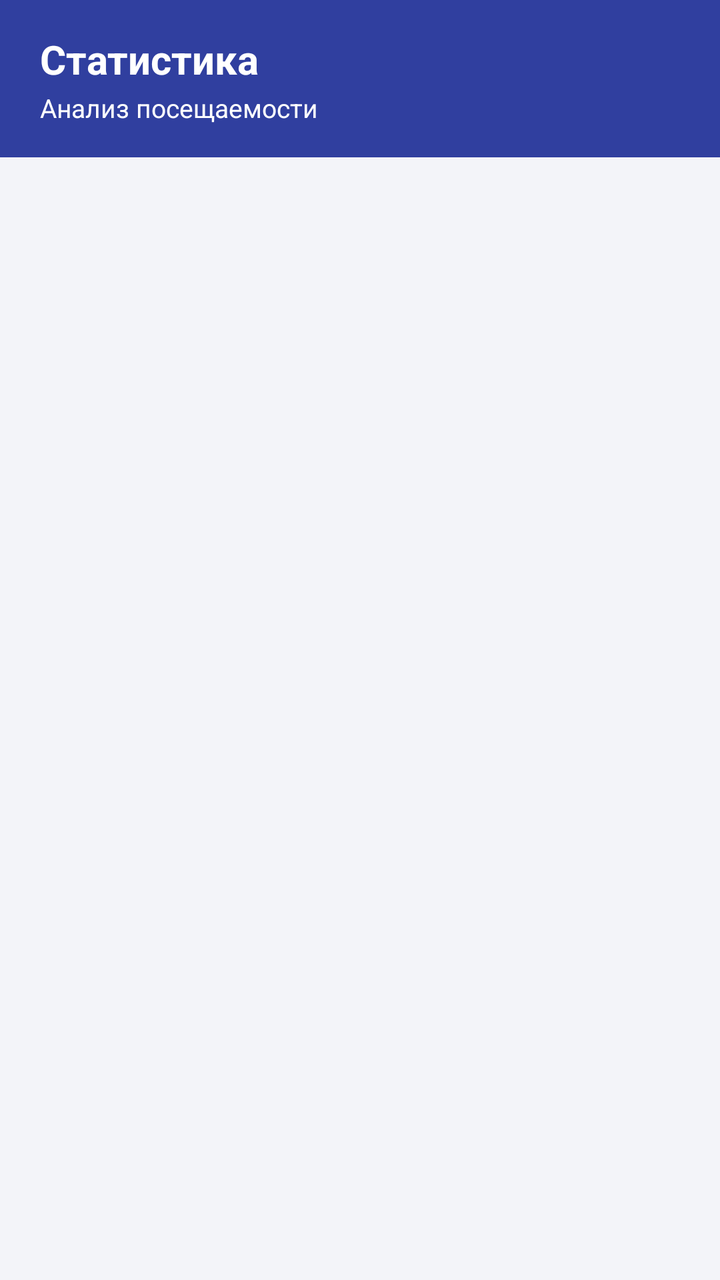
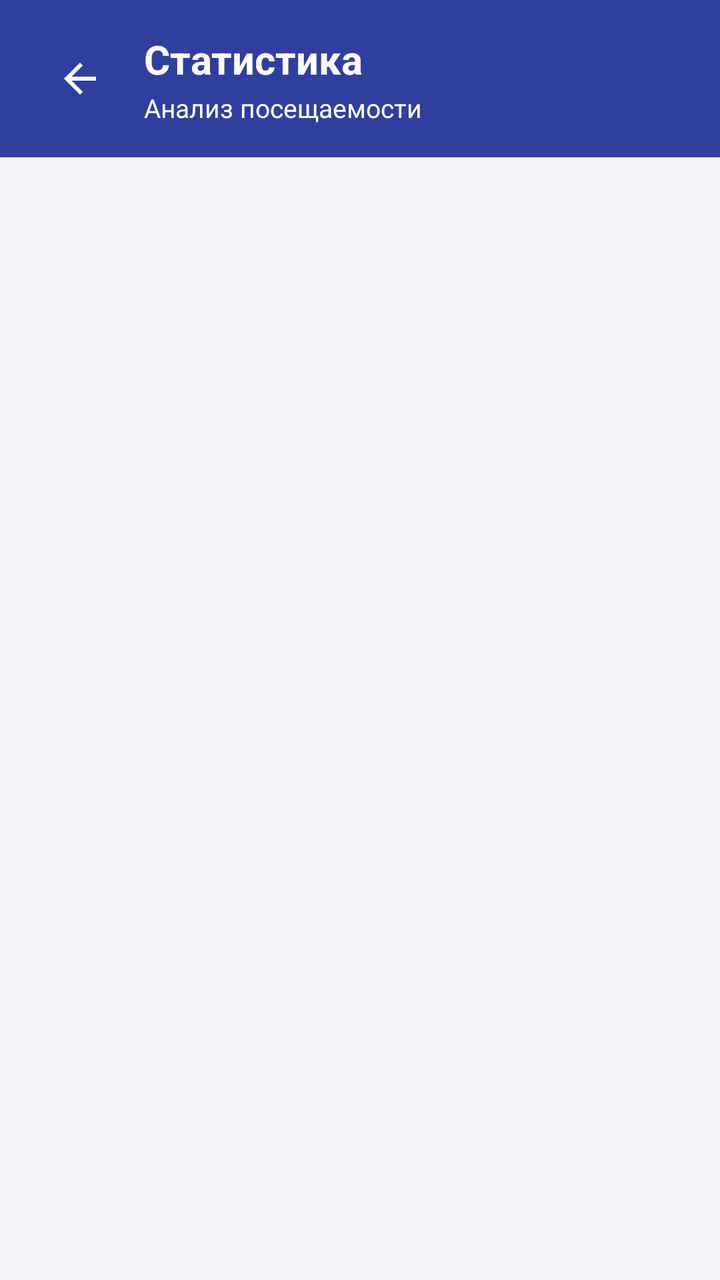

Before-and-after screenshots of an Android layout around one commit, followed by the original layout XML and the change that was made.
<!-- AndroidManifest.xml: application theme Theme.AttendanceControl -->
<!-- res/layout/activity_statistics.xml -->
<?xml version="1.0" encoding="utf-8"?>
<LinearLayout xmlns:android="http://schemas.android.com/apk/res/android"
    android:layout_width="match_parent"
    android:layout_height="match_parent"
    android:orientation="vertical"
    android:background="?android:attr/colorBackground">

    
    <LinearLayout
        android:id="@+id/headerLayout"
        android:layout_width="match_parent"
        android:layout_height="wrap_content"
        android:orientation="vertical"
        android:background="@color/header_bg"
        android:paddingStart="20dp"
        android:paddingEnd="20dp"
        android:paddingTop="16dp"
        android:paddingBottom="16dp">

        <TextView
            android:layout_width="wrap_content"
            android:layout_height="wrap_content"
            android:text="Статистика"
            android:textSize="20sp"
            android:textStyle="bold"
            android:textColor="@color/header_title" />

        <TextView
            android:layout_width="wrap_content"
            android:layout_height="wrap_content"
            android:text="Анализ посещаемости"
            android:textSize="13sp"
            android:textColor="@color/header_subtitle"
            android:layout_marginTop="2dp" />
    </LinearLayout>

    
    <ProgressBar
        android:id="@+id/progressBar"
        android:layout_width="wrap_content"
        android:layout_height="wrap_content"
        android:layout_gravity="center_horizontal"
        android:layout_marginTop="40dp"
        android:visibility="visible" />

    
    <LinearLayout
        android:id="@+id/layoutEmpty"
        android:layout_width="match_parent"
        android:layout_height="0dp"
        android:layout_weight="1"
        android:gravity="center"
        android:orientation="vertical"
        android:visibility="gone"
        android:padding="32dp">

        <TextView
            android:layout_width="wrap_content"
            android:layout_height="wrap_content"
            android:text="Нет данных"
            android:textSize="20sp"
            android:textStyle="bold"
            android:textColor="?android:attr/textColorPrimary"
            android:gravity="center" />

        <TextView
            android:layout_width="wrap_content"
            android:layout_height="wrap_content"
            android:text="Сохраните посещаемость на экране «Занятие», чтобы здесь появилась статистика."
            android:textSize="14sp"
            android:textColor="?android:attr/textColorSecondary"
            android:gravity="center"
            android:lineSpacingMultiplier="1.4"
            android:layout_marginTop="8dp" />
    </LinearLayout>

    
    <ScrollView
        android:id="@+id/layoutContent"
        android:layout_width="match_parent"
        android:layout_height="0dp"
        android:layout_weight="1"
        android:visibility="gone"
        android:fillViewport="true">

        <LinearLayout
            android:layout_width="match_parent"
            android:layout_height="wrap_content"
            android:orientation="vertical"
            android:padding="16dp">

            
            <TextView
                android:layout_width="wrap_content"
                android:layout_height="wrap_content"
                android:text="Сводка"
                android:textSize="15sp"
                android:textStyle="bold"
                android:textColor="?android:attr/textColorSecondary"
                android:letterSpacing="0.08"
                android:layout_marginBottom="8dp" />

            
            <LinearLayout
                android:id="@+id/layoutCards"
                android:layout_width="match_parent"
                android:layout_height="wrap_content"
                android:orientation="horizontal"
                android:layout_marginBottom="20dp">

                
                <LinearLayout
                    android:id="@+id/cardPresent"
                    android:layout_width="0dp"
                    android:layout_height="wrap_content"
                    android:layout_weight="1"
                    android:orientation="vertical"
                    android:background="@drawable/bg_stat_card"
                    android:padding="14dp"
                    android:gravity="center"
                    android:layout_marginEnd="6dp">

                    <TextView
                        android:id="@+id/tvPresentCount"
                        android:layout_width="wrap_content"
                        android:layout_height="wrap_content"
                        android:text="0"
                        android:textSize="26sp"
                        android:textStyle="bold"
                        android:textColor="@color/stat_present_text" />

                    <TextView
                        android:layout_width="wrap_content"
                        android:layout_height="wrap_content"
                        android:text="Присутствовал"
                        android:textSize="11sp"
                        android:textColor="?android:attr/textColorSecondary"
                        android:gravity="center"
                        android:layout_marginTop="2dp" />
                </LinearLayout>

                
                <LinearLayout
                    android:id="@+id/cardAbsent"
                    android:layout_width="0dp"
                    android:layout_height="wrap_content"
                    android:layout_weight="1"
                    android:orientation="vertical"
                    android:background="@drawable/bg_stat_card"
                    android:padding="14dp"
                    android:gravity="center"
                    android:layout_marginStart="6dp"
                    android:layout_marginEnd="6dp">

                    <TextView
                        android:id="@+id/tvAbsentCount"
                        android:layout_width="wrap_content"
                        android:layout_height="wrap_content"
                        android:text="0"
                        android:textSize="26sp"
                        android:textStyle="bold"
                        android:textColor="@color/stat_absent_text" />

                    <TextView
                        android:layout_width="wrap_content"
                        android:layout_height="wrap_content"
                        android:text="Отсутствовал"
                        android:textSize="11sp"
                        android:textColor="?android:attr/textColorSecondary"
                        android:gravity="center"
                        android:layout_marginTop="2dp" />
                </LinearLayout>

                
                <LinearLayout
                    android:id="@+id/cardLate"
                    android:layout_width="0dp"
                    android:layout_height="wrap_content"
                    android:layout_weight="1"
                    android:orientation="vertical"
                    android:background="@drawable/bg_stat_card"
                    android:padding="14dp"
                    android:gravity="center"
                    android:layout_marginStart="6dp">

                    <TextView
                        android:id="@+id/tvLateCount"
                        android:layout_width="wrap_content"
                        android:layout_height="wrap_content"
                        android:text="0"
                        android:textSize="26sp"
                        android:textStyle="bold"
                        android:textColor="@color/stat_late_text" />

                    <TextView
                        android:layout_width="wrap_content"
                        android:layout_height="wrap_content"
                        android:text="Опоздал"
                        android:textSize="11sp"
                        android:textColor="?android:attr/textColorSecondary"
                        android:gravity="center"
                        android:layout_marginTop="2dp" />
                </LinearLayout>
            </LinearLayout>

            
            <LinearLayout
                android:layout_width="match_parent"
                android:layout_height="wrap_content"
                android:orientation="vertical"
                android:background="@drawable/bg_stat_card"
                android:padding="16dp"
                android:layout_marginBottom="20dp">

                <LinearLayout
                    android:layout_width="match_parent"
                    android:layout_height="wrap_content"
                    android:orientation="horizontal"
                    android:gravity="center_vertical">

                    <TextView
                        android:layout_width="0dp"
                        android:layout_height="wrap_content"
                        android:layout_weight="1"
                        android:text="Уровень посещаемости"
                        android:textSize="14sp"
                        android:textStyle="bold"
                        android:textColor="?attr/colorOnSurface" />

                    <TextView
                        android:id="@+id/tvAttendancePct"
                        android:layout_width="wrap_content"
                        android:layout_height="wrap_content"
                        android:text="0%"
                        android:textSize="18sp"
                        android:textStyle="bold"
                        android:textColor="@color/indigo_500" />
                </LinearLayout>

                <ProgressBar
                    android:id="@+id/progressAttendance"
                    style="?android:attr/progressBarStyleHorizontal"
                    android:layout_width="match_parent"
                    android:layout_height="10dp"
                    android:layout_marginTop="10dp"
                    android:max="100"
                    android:progress="0"
                    android:progressTint="@color/indigo_500"
                    android:progressBackgroundTint="?attr/colorSurfaceVariant" />
            </LinearLayout>

            
            <TextView
                android:layout_width="wrap_content"
                android:layout_height="wrap_content"
                android:text="Последние записи"
                android:textSize="13sp"
                android:textStyle="bold"
                android:textColor="?android:attr/textColorSecondary"
                android:letterSpacing="0.08"
                android:layout_marginBottom="8dp" />

            <androidx.recyclerview.widget.RecyclerView
                android:id="@+id/rvHistory"
                android:layout_width="match_parent"
                android:layout_height="wrap_content"
                android:nestedScrollingEnabled="false"
                android:clipToPadding="false" />

        </LinearLayout>
    </ScrollView>

</LinearLayout>
<!-- resources referenced by this layout -->
<resources>
  <color name="header_bg">#303F9F</color>
  <color name="header_subtitle">#FFFFFF</color>
  <color name="header_title">#FFFFFF</color>
  <color name="indigo_500">#3949AB</color>
  <color name="stat_absent_text">#C62828</color>
  <color name="stat_late_text">#E65100</color>
  <color name="stat_present_text">#2E7D32</color>
  <!-- drawable bg_stat_card (drawable) -->
  <?xml version="1.0" encoding="utf-8"?>
  <shape xmlns:android="http://schemas.android.com/apk/res/android"
      android:shape="rectangle">
      <solid android:color="?attr/colorSurface" />
      <corners android:radius="16dp" />
      <stroke
          android:width="1dp"
          android:color="?attr/colorOutline" />
  </shape>
  <style name="Theme.AttendanceControl" parent="Base.Theme.AttendanceControl" />
  <style name="Base.Theme.AttendanceControl" parent="Theme.Material3.Light.NoActionBar">
          
          <item name="colorPrimary">@color/indigo_500</item>
          <item name="colorPrimaryDark">@color/indigo_900</item>
          <item name="colorPrimaryContainer">@color/indigo_100</item>
          <item name="colorOnPrimary">@color/on_primary</item>
          <item name="colorOnPrimaryContainer">@color/indigo_900</item>
  
          
          <item name="colorSecondary">@color/amber_600</item>
          <item name="colorSecondaryContainer">@color/amber_200</item>
          <item name="colorOnSecondary">@color/on_background</item>
  
          
          <item name="android:colorBackground">@color/background</item>
          <item name="colorSurface">@color/surface</item>
          <item name="colorSurfaceVariant">@color/surface_variant</item>
          <item name="colorOnBackground">@color/on_background</item>
          <item name="colorOnSurface">@color/on_surface</item>
  
          
          <item name="android:statusBarColor">@android:color/transparent</item>
          <item name="android:windowTranslucentStatus">false</item>
          <item name="android:windowLightStatusBar">false</item>
  
          
          <item name="colorError">@color/error</item>
      </style>
  <color name="indigo_900">#1A237E</color>
  <color name="indigo_100">#C5CAE9</color>
  <color name="on_primary">#FFFFFF</color>
  <color name="amber_600">#FFB300</color>
  <color name="amber_200">#FFE082</color>
  <color name="on_background">#1C1B2E</color>
  <color name="background">#F3F4F9</color>
  <color name="surface">#FFFFFF</color>
  <color name="surface_variant">#ECEEF8</color>
  <color name="on_surface">#1C1B2E</color>
  <color name="error">#B00020</color>
</resources>

<!-- the commit's change to res/layout/activity_statistics.xml (unified diff, before → after) -->
@@ -1,5 +1,6 @@
 <?xml version="1.0" encoding="utf-8"?>
 <LinearLayout xmlns:android="http://schemas.android.com/apk/res/android"
+    xmlns:app="http://schemas.android.com/apk/res-auto"
     android:layout_width="match_parent"
     android:layout_height="match_parent"
     android:orientation="vertical"
@@ -10,28 +11,46 @@
         android:id="@+id/headerLayout"
         android:layout_width="match_parent"
         android:layout_height="wrap_content"
-        android:orientation="vertical"
+        android:orientation="horizontal"
+        android:gravity="center_vertical"
         android:background="@color/header_bg"
         android:paddingStart="20dp"
         android:paddingEnd="20dp"
         android:paddingTop="16dp"
         android:paddingBottom="16dp">
 
-        <TextView
-            android:layout_width="wrap_content"
-            android:layout_height="wrap_content"
-            android:text="Статистика"
-            android:textSize="20sp"
-            android:textStyle="bold"
-            android:textColor="@color/header_title" />
-
-        <TextView
-            android:layout_width="wrap_content"
-            android:layout_height="wrap_content"
-            android:text="Анализ посещаемости"
-            android:textSize="13sp"
-            android:textColor="@color/header_subtitle"
-            android:layout_marginTop="2dp" />
+        <ImageButton
+            android:id="@+id/btnBack"
+            android:layout_width="40dp"
+            android:layout_height="40dp"
+            android:layout_marginEnd="12dp"
+            android:background="?attr/selectableItemBackgroundBorderless"
+            android:contentDescription="Назад"
+            android:src="@drawable/ic_arrow_back"
+            app:tint="@color/header_title" />
+
+        <LinearLayout
+            android:layout_width="0dp"
+            android:layout_height="wrap_content"
+            android:layout_weight="1"
+            android:orientation="vertical">
+
+            <TextView
+                android:layout_width="wrap_content"
+                android:layout_height="wrap_content"
+                android:text="Статистика"
+                android:textSize="20sp"
+                android:textStyle="bold"
+                android:textColor="@color/header_title" />
+
+            <TextView
+                android:layout_width="wrap_content"
+                android:layout_height="wrap_content"
+                android:text="Анализ посещаемости"
+                android:textSize="13sp"
+                android:textColor="@color/header_subtitle"
+                android:layout_marginTop="2dp" />
+        </LinearLayout>
     </LinearLayout>
 
     
<!-- resource entries referenced after the edit -->
@@ -17,6 +17,17 @@
           android:width="1dp"
           android:color="?attr/colorOutline" />
   </shape>
+  <!-- drawable ic_arrow_back (drawable) -->
+  <?xml version="1.0" encoding="utf-8"?>
+  <vector xmlns:android="http://schemas.android.com/apk/res/android"
+      android:width="24dp"
+      android:height="24dp"
+      android:viewportWidth="24"
+      android:viewportHeight="24">
+      <path
+          android:fillColor="#FFFFFFFF"
+          android:pathData="M20,11H7.83l5.59,-5.59L12,4l-8,8 8,8 1.41,-1.41L7.83,13H20v-2z"/>
+  </vector>
   <style name="Theme.AttendanceControl" parent="Base.Theme.AttendanceControl" />
   <style name="Base.Theme.AttendanceControl" parent="Theme.Material3.Light.NoActionBar">
           
